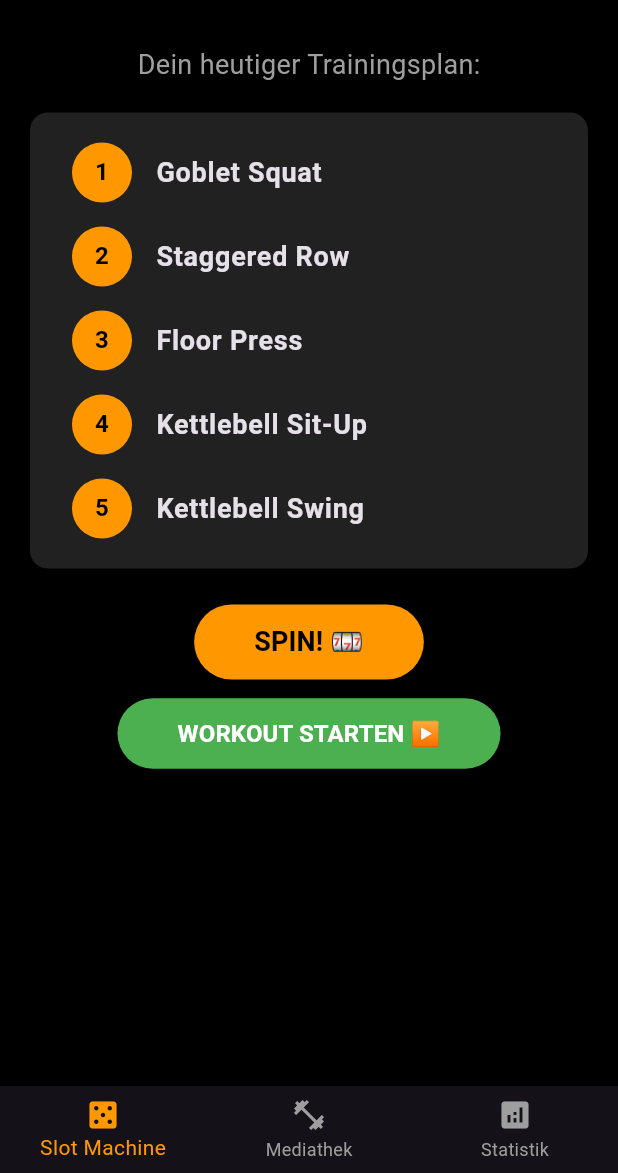
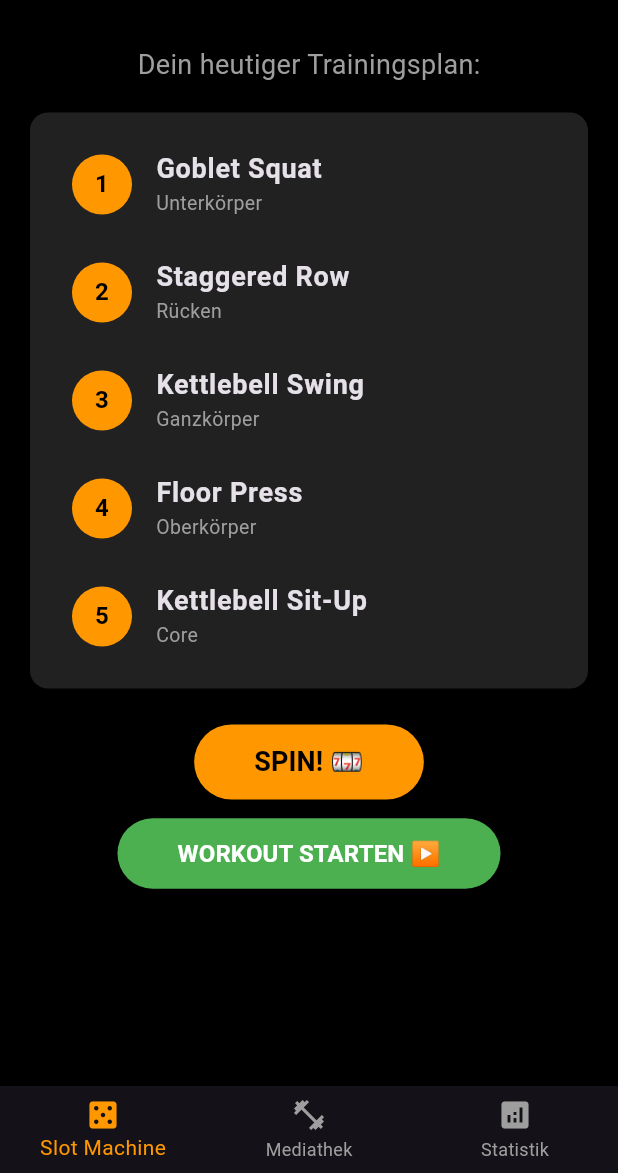
Before and after one commit to Schlippinger/onekettledbandit, a Flutter app: the screen it shows after launch, after a tap on "SPIN! 🎰", on a phone screen of 412 x 824 dp, the part 63-1236 px from its top. Run offline on Flutter 3.47's test engine with Material 3 defaults, Android fonts, the phone set to English and light mode, and no system bars.

Commit message:
Update image URLs for exercises in main.dart

```diff
--- a/lib/main.dart
+++ b/lib/main.dart
@@ -43,7 +43,7 @@ final List<Uebung> alleUebungen = [
           'Kettlebell vor der Brust halten. Füße etwa schulterbreit. Gesäß nach hinten unten führen.',
       muskeln: 'Oberschenkel, Gesäß, Core',
       kategorie: 'Unterkörper',
-      bildUrl: 'assets/gobletsquat.png'),
+      bildUrl: 'https://picsum.photos/id/20/400/600'),
   Uebung(
       name: 'Single-Leg Deadlift',
       beschreibung:
@@ -77,7 +77,7 @@ final List<Uebung> alleUebungen = [
       beschreibung: 'Hand auf Knie abstützen. Kettlebell zur Hüfte ziehen.',
       muskeln: 'Oberer Rücken, Latissimus, Bizeps',
       kategorie: 'Rücken',
-      bildUrl: 'assets/einarmigesrudern.png'),
+      bildUrl: 'https://picsum.photos/id/25/400/600'),
   Uebung(
       name: 'Staggered Row',
       beschreibung:
@@ -91,7 +91,7 @@ final List<Uebung> alleUebungen = [
           'Aus der Hüfte Schwung holen. Ellbogen führt nach oben/außen.',
       muskeln: 'Rücken, Schultern, Hüfte',
       kategorie: 'Rücken',
-      bildUrl: 'assets/highpull.png'),
+      bildUrl: 'https://picsum.photos/id/27/400/600'),
   Uebung(
       name: 'Suitcase Carry',
       beschreibung:
@@ -104,7 +104,7 @@ final List<Uebung> alleUebungen = [
       beschreibung: 'Aus der Rack-Position über den Kopf drücken.',
       muskeln: 'Schultern, Trizeps, Core',
       kategorie: 'Oberkörper',
-      bildUrl: 'assets/overheadpress.png'),
+      bildUrl: 'https://picsum.photos/id/29/400/600'),
   Uebung(
       name: 'Push Press',
       beschreibung: 'Kleine Kniebeuge, mit Beinschwung über Kopf drücken.',
@@ -116,7 +116,7 @@ final List<Uebung> alleUebungen = [
       beschreibung: 'Auf dem Rücken liegen. Von der Brust nach oben drücken.',
       muskeln: 'Brust, Trizeps, Schultern',
       kategorie: 'Oberkörper',
-      bildUrl: 'assets/floorpress.png'),
+      bildUrl: 'https://picsum.photos/id/31/400/600'),
   Uebung(
       name: 'Quarter Get-Up',
       beschreibung:
@@ -136,34 +136,34 @@ final List<Uebung> alleUebungen = [
       beschreibung: 'Rückenlage. Kettlebell vor der Brust halten. Aufrichten.',
       muskeln: 'Gerade Bauchmuskulatur',
       kategorie: 'Core',
-      bildUrl: 'assets/kettlebellsitup.png'),
+      bildUrl: 'https://picsum.photos/id/34/400/600'),
   Uebung(
       name: 'Plank Pull-Through',
       beschreibung:
           'Unterarmstütz. Kettlebell unter dem Körper auf die andere Seite ziehen.',
       muskeln: 'Gesamte Bauchmuskulatur, Schulterstabilität',
       kategorie: 'Core',
-      bildUrl: 'assets/plankpullthrough.png'),
+      bildUrl: 'https://picsum.photos/id/35/400/600'),
   Uebung(
       name: 'Dead Bug',
       beschreibung:
           'Rückenlage. Kettlebell mit gestreckten Armen halten. Beine wechselnd strecken.',
       muskeln: 'Tiefe Bauchmuskulatur',
       kategorie: 'Core',
-      bildUrl: 'assets/deadbug.png'),
+      bildUrl: 'https://picsum.photos/id/36/400/600'),
   Uebung(
       name: 'Kettlebell Swing',
       beschreibung: 'Aus der Hüfte schwingen. Kugel fliegt bis auf Brusthöhe.',
       muskeln: 'Gesäß, Rücken, Core, Kondition',
       kategorie: 'Ganzkörper',
-      bildUrl: 'assets/kettlebellswing.png'),
+      bildUrl: 'https://picsum.photos/id/37/400/600'),
   Uebung(
       name: 'Clean',
       beschreibung:
           'Aus dem Schwung eng am Körper in die Rack-Position führen.',
       muskeln: 'Ganzkörper, Koordination',
       kategorie: 'Ganzkörper',
-      bildUrl: 'assets/clean.png'),
+      bildUrl: 'https://picsum.photos/id/38/400/600'),
   Uebung(
       name: 'Turkish Get-Up',
       beschreibung:
@@ -228,13 +228,20 @@ class _SlotMachinePageState extends State<SlotMachinePage> {
   void _spinSlotMachine() {
     final random = Random();
     setState(() {
-      _aktuellesWorkout = [
-        alleUebungen[random.nextInt(5)],
-        alleUebungen[5 + random.nextInt(4)],
-        alleUebungen[9 + random.nextInt(4)],
-        alleUebungen[13 + random.nextInt(4)],
-        alleUebungen[17 + random.nextInt(3)],
+      // 1. Aus jeder Kategorie genau eine zufällige Übung ziehen
+      List<Uebung> gezogeneUebungen = [
+        alleUebungen[random.nextInt(5)],       // Unterkörper
+        alleUebungen[5 + random.nextInt(4)],   // Rücken
+        alleUebungen[9 + random.nextInt(4)],   // Oberkörper
+        alleUebungen[13 + random.nextInt(4)],  // Core
+        alleUebungen[17 + random.nextInt(3)],  // Ganzkörper
       ];
+
+      // 2. Die Liste komplett durchmischen, damit die Reihenfolge zufällig ist
+      gezogeneUebungen.shuffle(random);
+
+      // 3. Dem Workout zuweisen
+      _aktuellesWorkout = gezogeneUebungen;
     });
   }
 
@@ -281,6 +288,9 @@ class _SlotMachinePageState extends State<SlotMachinePage> {
                       title: Text(entry.value?.name ?? '?',
                           style: TextStyle(
                               fontSize: 18, fontWeight: FontWeight.bold)),
+                      subtitle: entry.value != null
+                          ? Text(entry.value!.kategorie, style: TextStyle(color: Colors.grey, fontSize: 13))
+                          : null,
                     );
                   }).toList(),
                 ),
@@ -399,7 +409,6 @@ class _AktiverWorkoutBildschirmState extends State<AktiverWorkoutBildschirm> {
     return Scaffold(
       body: Stack(
         children: [
-          // Flexibles Bild (erkennt automatisch Internet-Links oder lokale Assets)
           Positioned(
             top: 0,
             left: 0,
@@ -464,7 +473,11 @@ class _AktiverWorkoutBildschirmState extends State<AktiverWorkoutBildschirm> {
                           style: TextStyle(
                               fontSize: 28, fontWeight: FontWeight.bold),
                           textAlign: TextAlign.center),
-                      SizedBox(height: 5),
+                      SOfWeek(height: 5),
+                      Text('${uebung.kategorie} • Fokus: ${uebung.muskeln}',
+                          style: TextStyle(fontSize: 14, color: Colors.orange, fontWeight: FontWeight.w500),
+                          textAlign: TextAlign.center),
+                      SizedBox(height: 8),
                       Text(uebung.beschreibung,
                           style:
                               TextStyle(fontSize: 14, color: Colors.grey[300]),
@@ -551,7 +564,7 @@ class _MediathekPageState extends State<MediathekPage> {
       body: Column(
         children: [
           Container(
-            color: Colors.grey[950],
+            color: Colors.grey[955],
             padding:
                 const EdgeInsets.symmetric(horizontal: 16.0, vertical: 10.0),
             child: Row(
@@ -630,7 +643,7 @@ class _MediathekPageState extends State<MediathekPage> {
                                 padding: const EdgeInsets.all(16.0),
                                 child: SingleChildScrollView(
                                   child: Column(
-                                    crossAxisAlignment:
+                                    cross triage:
                                         CrossAxisAlignment.start,
                                     children: [
                                       Text(uebung.name,
```
